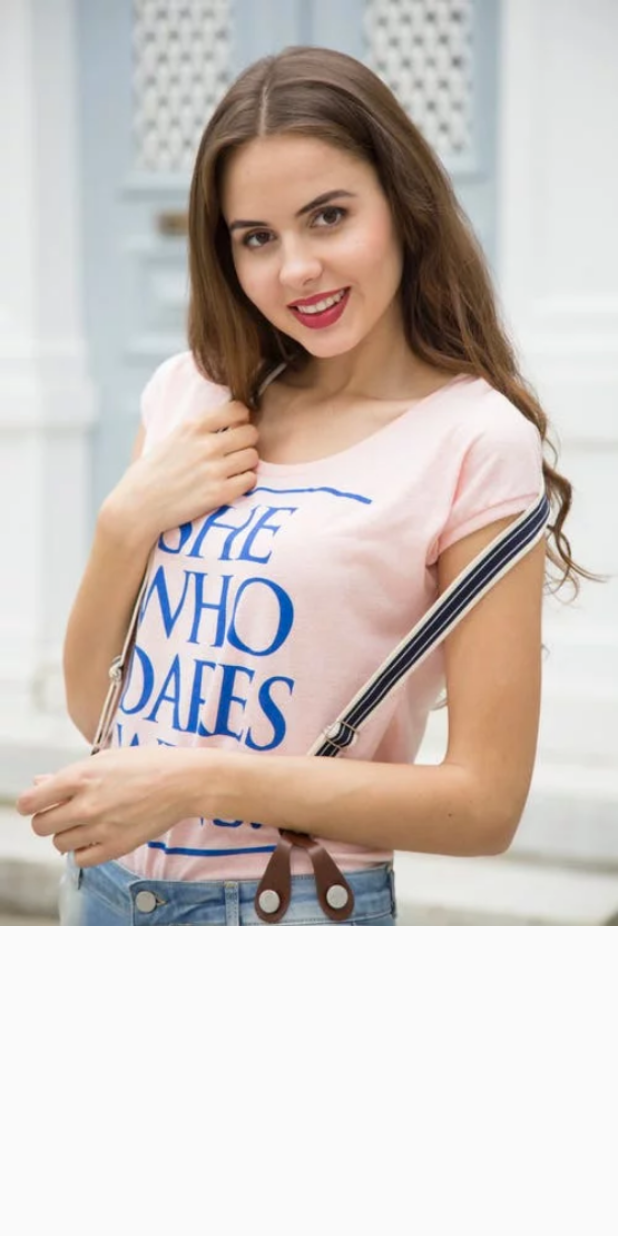
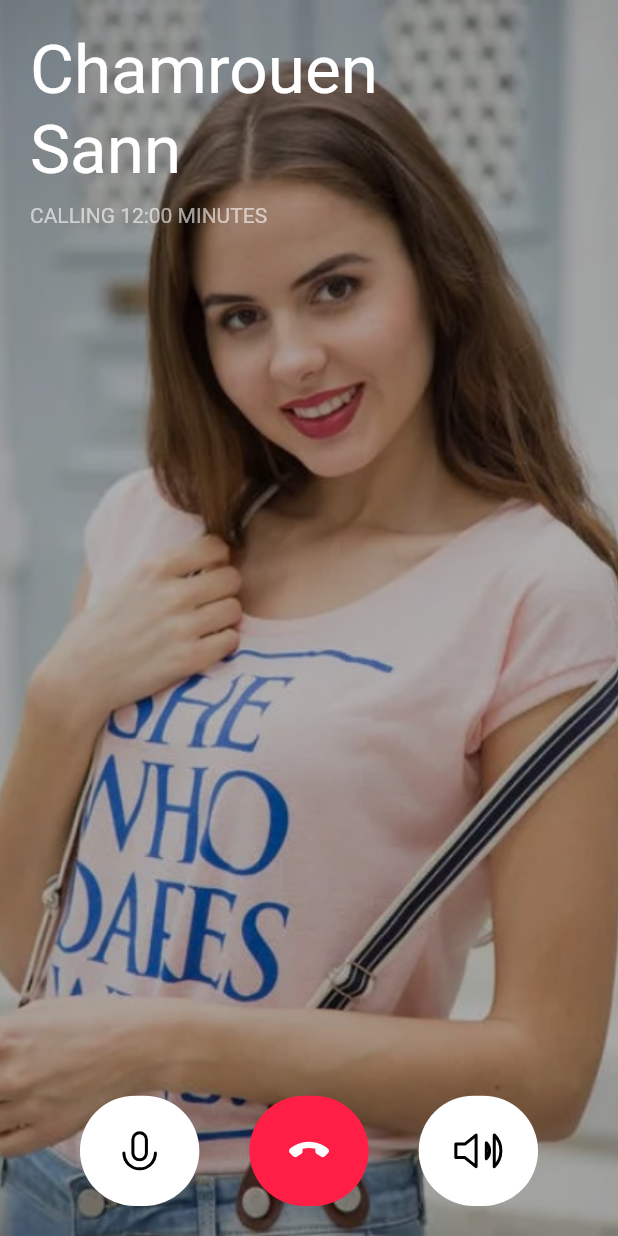
Before and after one commit to chamrouensann/VoiceCallorVideoCall--FlutterApp, a Flutter app: the screen it shows after launch, on a phone screen of 412 x 824 dp. Run offline on Flutter 3.47's test engine with Material 2 defaults, Android fonts, the phone set to English and light mode, and no system bars; our stand-ins replace flutter_svg.

Commit message:
Adding UI of call screen

```diff
--- a/voice_video_call_application/lib/screens/audioCallWithImage/audio_call_with_image_screen.dart
+++ b/voice_video_call_application/lib/screens/audioCallWithImage/audio_call_with_image_screen.dart
@@ -1,10 +1,12 @@
 import 'package:flutter/material.dart';
+import 'package:voicevideocallapplication/screens/audioCallWithImage/size.config.dart';
 
 import 'components/body.dart';
 
 class AudioCallWithImage extends StatelessWidget {
   @override
   Widget build(BuildContext context) {
+    SizeConfig().init(context);
     return Scaffold(
       body: Body(),
     );
--- a/voice_video_call_application/lib/screens/audioCallWithImage/components/body.dart
+++ b/voice_video_call_application/lib/screens/audioCallWithImage/components/body.dart
@@ -1,12 +1,105 @@
 import 'package:flutter/material.dart';
+import 'package:flutter_svg/flutter_svg.dart';
+import 'package:voicevideocallapplication/screens/audioCallWithImage/constants.dart';
+import 'package:voicevideocallapplication/screens/audioCallWithImage/size.config.dart';
 
 class Body extends StatelessWidget {
   @override
   Widget build(BuildContext context) {
     return Stack(
+      fit: StackFit.expand,
       children: [
-        Image.asset("assets/images/full_image.png"),
+        Image.asset(
+          "assets/images/full_image.png",
+          fit: BoxFit.cover,
+        ),
+        DecoratedBox(
+          decoration: BoxDecoration(
+            color: Colors.black.withOpacity(0.3),
+          ),
+        ),
+        Padding(
+          padding: const EdgeInsets.all(20.0),
+          child: SafeArea(
+            child: Column(
+              crossAxisAlignment: CrossAxisAlignment.start,
+              children: [
+                Text(
+                  'Chamrouen \nSann',
+                  style: Theme.of(context)
+                      .textTheme
+                      .headline3
+                      .copyWith(color: Colors.white),
+                ),
+                VerticalSpacing(of: 10),
+                Text(
+                  "Calling 12:00 minutes".toUpperCase(),
+                  style: TextStyle(color: Colors.white60),
+                ),
+                Spacer(),
+                Row(
+                  mainAxisAlignment: MainAxisAlignment.spaceEvenly,
+                  children: [
+                    RoundedButton(
+                      press: () {},
+                      color: Colors.white,
+                      iconColor: Colors.black,
+                      iconSrc: "assets/icons/Icon Mic.svg",
+                    ),
+                    RoundedButton(
+                      press: () {},
+                      color: kRedColor,
+                      iconColor: Colors.white,
+                      iconSrc: "assets/icons/call_end.svg",
+                    ),
+                    RoundedButton(
+                      press: () {},
+                      color: Colors.white,
+                      iconColor: Colors.black,
+                      iconSrc: "assets/icons/Icon Volume.svg",
+                    ),
+                  ],
+                )
+              ],
+            ),
+          ),
+        )
       ],
     );
   }
 }
+
+class RoundedButton extends StatelessWidget {
+  const RoundedButton({
+    Key key,
+    this.size = 80,
+    @required this.iconSrc,
+    @required this.color,
+    @required this.iconColor,
+    @required this.press,
+  }) : super(key: key);
+
+  final double size;
+  final String iconSrc;
+  final Color color, iconColor;
+  final VoidCallback press;
+
+  @override
+  Widget build(BuildContext context) {
+    return SizedBox(
+      height: getProportionateScreenHeight(size),
+      width: getProportionateScreenWidth(size),
+      child: FlatButton(
+          padding: EdgeInsets.all(15 / 64 * size),
+          color: color,
+          shape: RoundedRectangleBorder(
+            borderRadius: BorderRadius.circular(100),
+          ),
+          onPressed: press,
+          child: SvgPicture.asset(
+            iconSrc,
+            color: iconColor,
+          )),
+    );
+  }
+}
```
